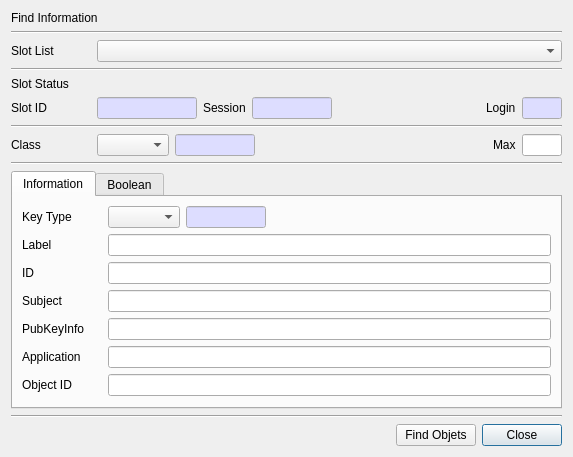
First picture: the form in CryptokiMan/find_object_dlg.ui, repository jykim74/CryptokiMan, before the edit.
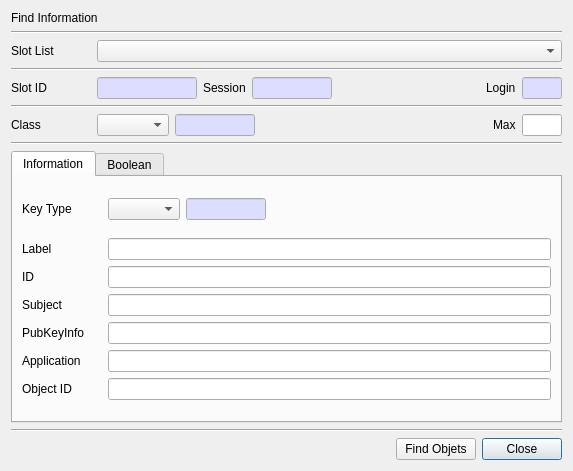
Second picture: the form after the edit.

The edit to the form file:
```diff
--- a/CryptokiMan/find_object_dlg.ui
+++ b/CryptokiMan/find_object_dlg.ui
@@ -7,7 +7,7 @@
     <x>0</x>
     <y>0</y>
     <width>557</width>
-    <height>457</height>
+    <height>471</height>
    </rect>
   </property>
   <property name="windowTitle">
@@ -62,13 +62,6 @@
      </property>
     </widget>
    </item>
-   <item>
-    <widget class="QLabel" name="label_3">
-     <property name="text">
-      <string>Slot Status</string>
-     </property>
-    </widget>
-   </item>
    <item>
     <layout class="QGridLayout" name="gridLayout_2">
      <item row="0" column="3">
```
